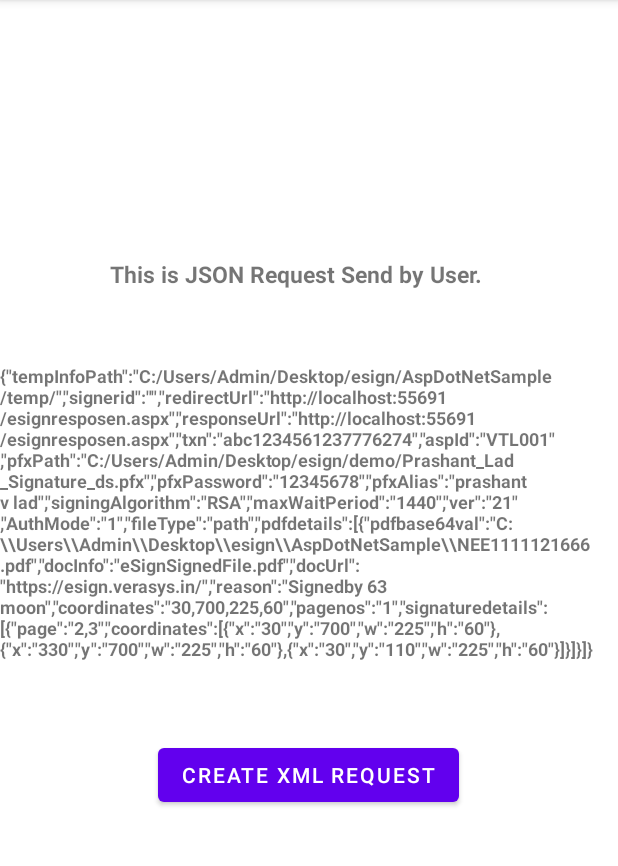
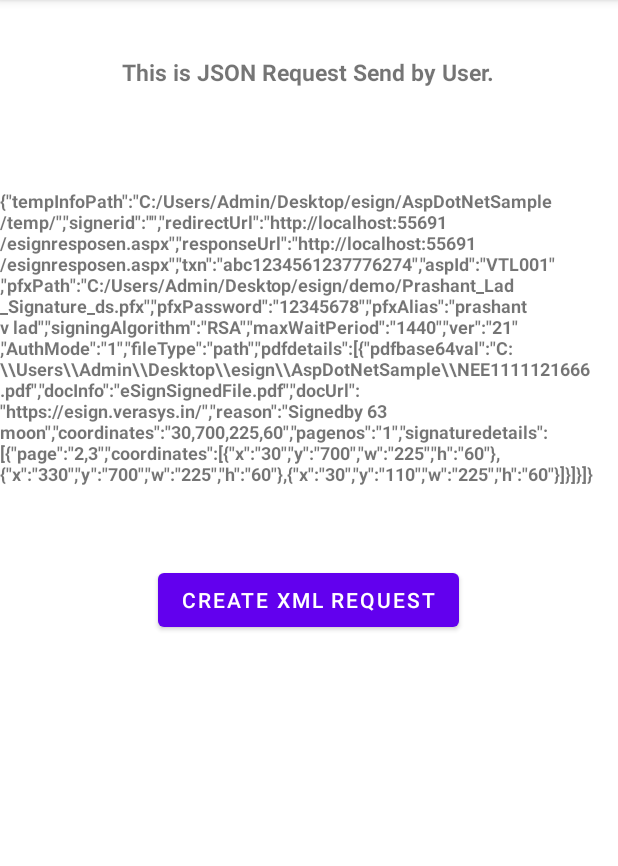
Before and after one commit to supriyamhaishale21/eSignatureLibrary, an Android app: the screen it shows after launch (MainActivity), on a phone screen of 412 x 824 dp, the part 84-950 px from its top. Run offline under Robolectric (Android 15) with nearby library versions, the phone set to English and light mode, and no system bars.

Commit message:
Updated code.

```diff
--- a/app/src/main/res/layout/activity_main.xml
+++ b/app/src/main/res/layout/activity_main.xml
@@ -11,15 +11,15 @@
         android:layout_width="wrap_content"
         android:layout_height="wrap_content"
         android:text="This is JSON Request Send by User."
+        android:textSize="15sp"
+        android:textStyle="bold"
+        android:typeface="sans"
         app:layout_constraintBottom_toBottomOf="parent"
-        app:layout_constraintHorizontal_bias="0.449"
-        android:textSize="15sp"
-        android:typeface="sans"
-        android:textStyle="bold"
+        app:layout_constraintHorizontal_bias="0.497"
         app:layout_constraintLeft_toLeftOf="parent"
         app:layout_constraintRight_toRightOf="parent"
         app:layout_constraintTop_toTopOf="parent"
-        app:layout_constraintVertical_bias="0.23" />
+        app:layout_constraintVertical_bias="0.05" />
 
     <TextView
         android:id="@+id/txtJsonInput"
```
